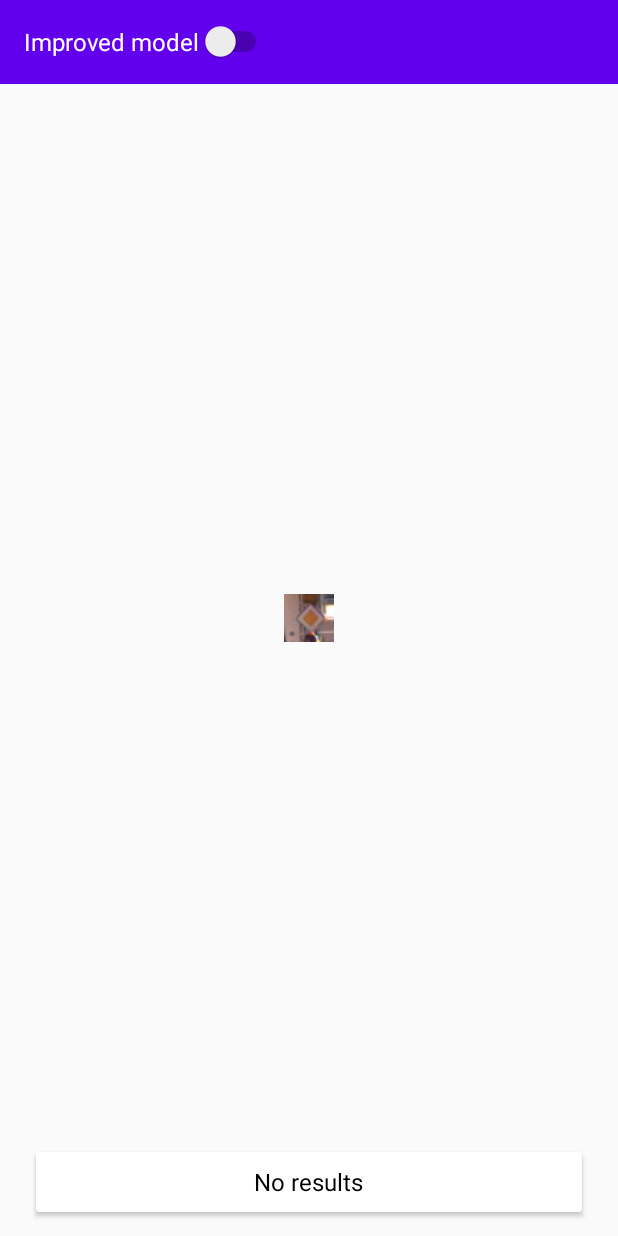
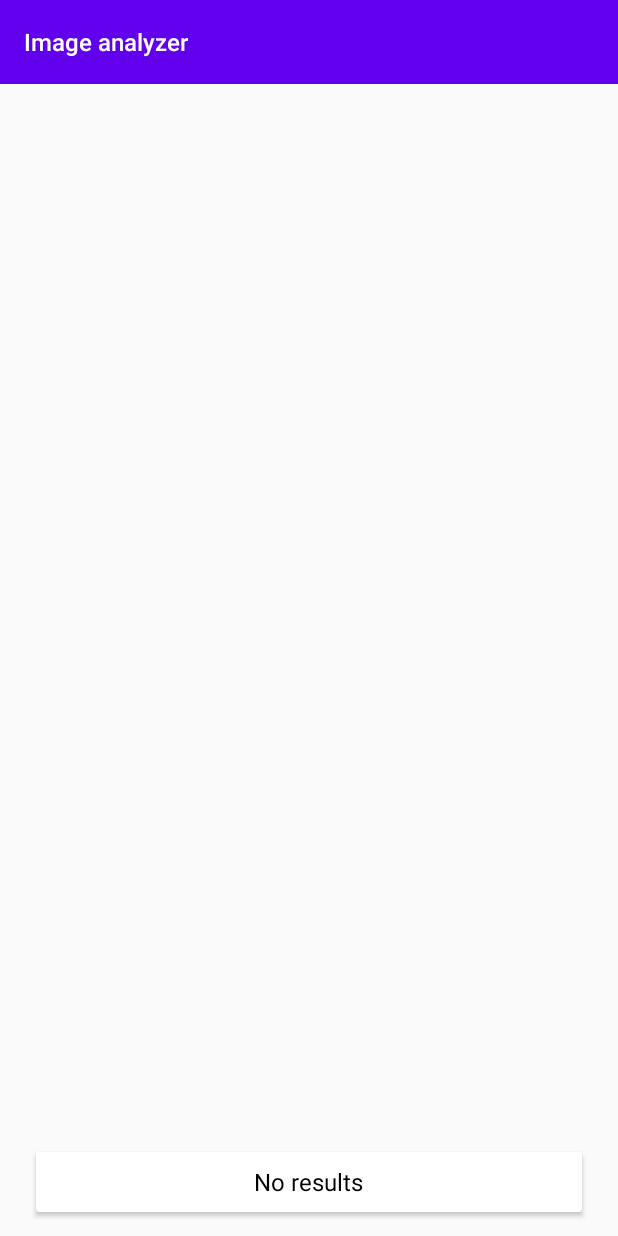
Before and after one commit to Artem-Yakovlev/TrafficSigns, an Android app: the screen it shows after launch (MainActivity), on a phone screen of 412 x 824 dp. Run offline under Robolectric (Android 15) with nearby library versions, the phone set to English and light mode, and no system bars; libraries missing offline, so code that uses them is left out: com.esafirm.imagepicker, moxy.presenter; 2 statements that could not run were skipped.

Commit message:
feat: clearly

```diff
--- a/app/src/main/java/com/example/mlroadsigndetection/data/DataStatus.java
+++ b/app/src/main/java/com/example/mlroadsigndetection/arch/DataStatus.java
@@ -1,4 +1,4 @@
-package com.example.mlroadsigndetection.data;
+package com.example.mlroadsigndetection.arch;
 
 public enum DataStatus {
     CREATED,
--- a/app/src/main/java/com/example/mlroadsigndetection/data/Resource.java
+++ b/app/src/main/java/com/example/mlroadsigndetection/arch/Resource.java
@@ -1,4 +1,4 @@
-package com.example.mlroadsigndetection.data;
+package com.example.mlroadsigndetection.arch;
 
 import androidx.annotation.NonNull;
 import androidx.annotation.Nullable;
--- a/app/src/main/java/com/example/mlroadsigndetection/data/AppConstants.java
+++ b/app/src/main/java/com/example/mlroadsigndetection/data/AppConstants.java
@@ -6,5 +6,6 @@ final public class AppConstants {
     }
 
     public static final String REMOTE_MODEL_NAME = "Traffic_signs_badger";
-    public static final String APP_TAG = "ASMR";
+    public static final String APP_TAG = "APP";
+    public static final float CLASSIFICATION_THRESHOLD = 0.2f;
 }
--- a/app/src/main/java/com/example/mlroadsigndetection/domain/remotemodel/RemoteClassifier.java
+++ b/app/src/main/java/com/example/mlroadsigndetection/domain/RemoteClassifier.java
@@ -1,4 +1,4 @@
-package com.example.mlroadsigndetection.domain.remotemodel;
+package com.example.mlroadsigndetection.domain;
 
 import android.graphics.Bitmap;
 import android.util.Log;
@@ -19,8 +19,8 @@ import java.util.Locale;
 import io.reactivex.Completable;
 import io.reactivex.Single;
 
-import static android.media.FaceDetector.Face.CONFIDENCE_THRESHOLD;
 import static com.example.mlroadsigndetection.data.AppConstants.APP_TAG;
+import static com.example.mlroadsigndetection.data.AppConstants.CLASSIFICATION_THRESHOLD;
 import static com.example.mlroadsigndetection.data.AppConstants.REMOTE_MODEL_NAME;
 
 public class RemoteClassifier {
@@ -34,7 +34,7 @@ public class RemoteClassifier {
 
         FirebaseVisionOnDeviceAutoMLImageLabelerOptions options =
                 new FirebaseVisionOnDeviceAutoMLImageLabelerOptions.Builder()
-                        .setConfidenceThreshold(CONFIDENCE_THRESHOLD)
+                        .setConfidenceThreshold(CLASSIFICATION_THRESHOLD)
                         .setRemoteModelName(REMOTE_MODEL_NAME)
                         .build();
 
--- a/app/src/main/res/layout/fragment_select_image.xml
+++ b/app/src/main/res/layout/fragment_select_image.xml
@@ -14,24 +14,15 @@
         app:layout_constraintEnd_toEndOf="parent"
         app:layout_constraintHorizontal_bias="0.5"
         app:layout_constraintStart_toStartOf="parent"
-        app:layout_constraintTop_toTopOf="parent">
-
-        <Switch
-            android:id="@+id/model_mode_switcher"
-            style="@style/TextMedium16White"
-            android:layout_width="wrap_content"
-            android:layout_height="wrap_content"
-            android:text="@string/improved_model" />
-
-    </androidx.appcompat.widget.Toolbar>
+        app:layout_constraintTop_toTopOf="parent"
+        app:title="Image analyzer"
+        app:titleTextAppearance="@style/TextMedium16White" />
 
     <ImageView
         android:id="@+id/analyzed_image"
         android:layout_width="0dp"
         android:layout_height="0dp"
         android:padding="@dimen/padding_24"
-        android:scaleType="centerInside"
-        android:src="@drawable/general_1"
         app:layout_constraintBottom_toTopOf="@+id/result_cardview"
         app:layout_constraintEnd_toEndOf="parent"
         app:layout_constraintHorizontal_bias="0.5"
--- a/app/src/main/res/navigation/nav_graph.xml
+++ b/app/src/main/res/navigation/nav_graph.xml
@@ -9,15 +9,6 @@
         android:id="@+id/selectImageFragment"
         android:name="com.example.mlroadsigndetection.ui.selectimage.SelectImageFragment"
         android:label="fragment_select_image"
-        tools:layout="@layout/fragment_select_image" >
-        <action
-            android:id="@+id/action_selectImageFragment_to_liveCameraFragment"
-            app:destination="@id/liveCameraFragment" />
-    </fragment>
+        tools:layout="@layout/fragment_select_image" />
 
-    <fragment
-        android:id="@+id/liveCameraFragment"
-        android:name="com.example.mlroadsigndetection.ui.livecamera.LiveCameraFragment"
-        android:label="fragment_live_camera"
-        tools:layout="@layout/fragment_live_camera" />
 </navigation>
```
Also changed, not shown: app/src/main/java/com/example/mlroadsigndetection/data/ModelConstants.java (deleted, +0 -19 lines), app/src/main/java/com/example/mlroadsigndetection/domain/localemodel/utils/AssetsUtils.java (deleted, +0 -34 lines), app/src/main/java/com/example/mlroadsigndetection/domain/localemodel/utils/ClassificationResult.java (deleted, +0 -17 lines), app/src/main/java/com/example/mlroadsigndetection/domain/localemodel/utils/LocaleClassifier.java (deleted, +0 -96 lines), app/src/main/java/com/example/mlroadsigndetection/presenter/selectimage/SelectImagePresenter.java (+8 -19 lines), app/src/main/java/com/example/mlroadsigndetection/ui/livecamera/LiveCameraFragment.java (deleted, +0 -22 lines), app/src/main/java/com/example/mlroadsigndetection/ui/selectimage/SelectImageFragment.java (+3 -23 lines), app/src/main/res/layout/fragment_live_camera.xml (deleted, +0 -14 lines), app/src/main/res/drawable/general_1.jpeg (deleted), app/src/main/res/drawable/general_2.jpeg (deleted), app/src/main/res/drawable/general_3.jpeg (deleted), app/src/main/res/drawable/limit60_1.jpeg (deleted), app/src/main/res/drawable/limit60_2.jpeg (deleted), app/src/main/res/drawable/limit60_3.jpeg (deleted).
